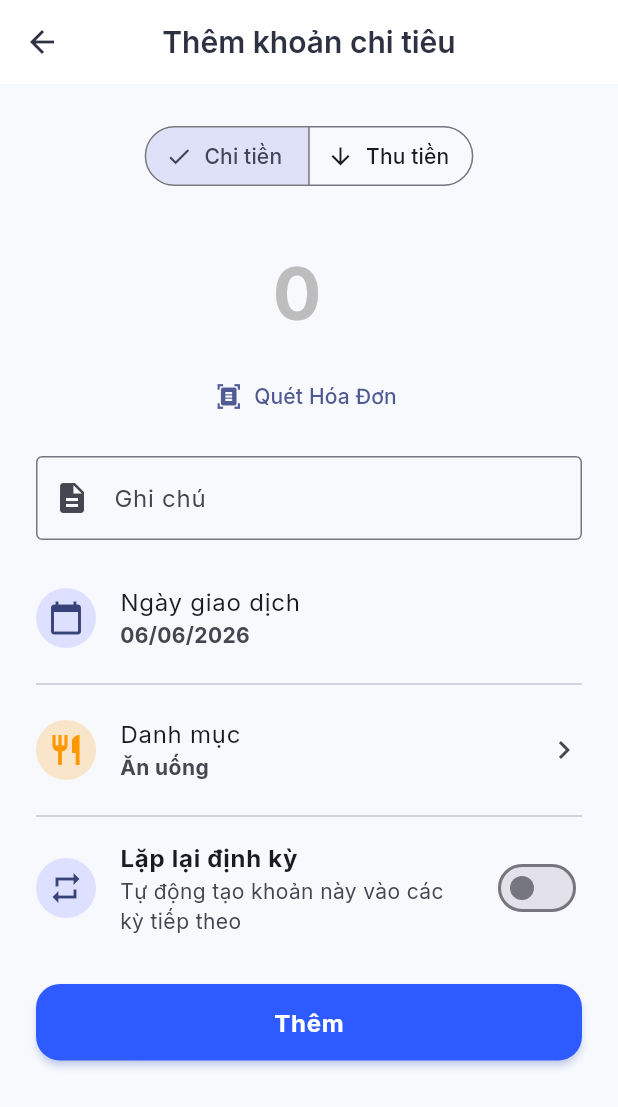
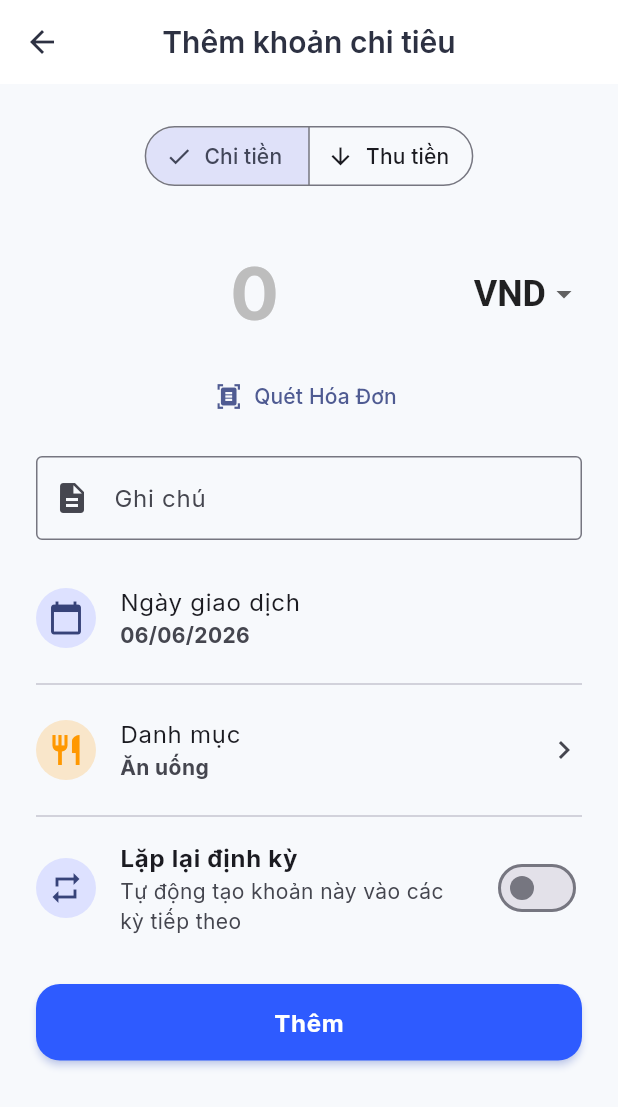
Before and after one commit to Johnyyd/QuanLyChiTieu, a Flutter app: the GroupDetailScreen screen opened directly with empty values, after a tap on "Thêm chi tiêu", on a phone screen of 412 x 824 dp. Shown: the top 1107 px of the screen. Run offline on Flutter 3.47's test engine with Material 3 defaults, Android fonts, the phone set to English and light mode, and no system bars; our stand-ins replace cloud_firestore, csv, firebase_auth, firebase_core, fl_chart, flutter_animate and 14 more; missing offline and left inert: google_mlkit_text_recognition, home_widget, mobile_scanner, notification_listener_service; accounts and stored records are empty; network calls fail.

Commit message:
feat: implement multi-currency support for expenses and add global theme persistence provider

```diff
--- a/lib/features/expenses/models/expense_model.dart
+++ b/lib/features/expenses/models/expense_model.dart
@@ -4,13 +4,18 @@ class Expense {
   final String id;
   final String groupId;
   final String description;
-  final double amount;
+  final double amount; // Số tiền thực tế (VND)
   final String category;
   final String paidBy; // Người trả tiền (hoặc người trả nợ trong Settle Up)
   final String? toUserId; // Người nhận nợ (chỉ dùng cho Settle Up)
   final DateTime date;
   final String type; // 'expense' hoặc 'settlement'
   final bool isConfirmed;
+
+  // Đa tiền tệ
+  final String currency; // 'VND', 'USD', 'EUR', 'JPY'...
+  final double? originalAmount; // Số tiền nguyên tệ
+  final double exchangeRate; // Tỉ giá so với VND
 
   Expense({
     required this.id,
@@ -23,6 +28,9 @@ class Expense {
     required this.date,
     this.type = 'expense',
     this.isConfirmed = true,
+    this.currency = 'VND',
+    this.originalAmount,
+    this.exchangeRate = 1.0,
   });
 
   Expense copyWith({
@@ -36,6 +44,9 @@ class Expense {
     DateTime? date,
     String? type,
     bool? isConfirmed,
+    String? currency,
+    double? originalAmount,
+    double? exchangeRate,
   }) {
     return Expense(
       id: id ?? this.id,
@@ -48,6 +59,9 @@ class Expense {
       date: date ?? this.date,
       type: type ?? this.type,
       isConfirmed: isConfirmed ?? this.isConfirmed,
+      currency: currency ?? this.currency,
+      originalAmount: originalAmount ?? this.originalAmount,
+      exchangeRate: exchangeRate ?? this.exchangeRate,
     );
   }
 
@@ -63,6 +77,9 @@ class Expense {
       date: data['date'] != null ? (data['date'] as Timestamp).toDate() : DateTime.now(),
       type: data['type'] ?? 'expense',
       isConfirmed: data['isConfirmed'] ?? true,
+      currency: data['currency'] ?? 'VND',
+      originalAmount: data['originalAmount'] != null ? (data['originalAmount']).toDouble() : null,
+      exchangeRate: data['exchangeRate'] != null ? (data['exchangeRate']).toDouble() : 1.0,
     );
   }
 
@@ -77,6 +94,9 @@ class Expense {
       'date': Timestamp.fromDate(date),
       'type': type,
       'isConfirmed': isConfirmed,
+      'currency': currency,
+      'originalAmount': originalAmount,
+      'exchangeRate': exchangeRate,
     };
   }
 }
--- a/lib/features/expenses/screens/add_expense_screen.dart
+++ b/lib/features/expenses/screens/add_expense_screen.dart
@@ -30,6 +30,14 @@ class _AddExpenseScreenState extends ConsumerState<AddExpenseScreen> {
   DateTime _selectedDate = DateTime.now();
   bool _isRecurring = false;
   Frequency _frequency = Frequency.monthly;
+
+  String _selectedCurrency = 'VND';
+  static const Map<String, double> _exchangeRates = {
+    'VND': 1.0,
+    'USD': 25400.0,
+    'EUR': 27500.0,
+    'JPY': 165.0,
+  };
 
   @override
   void dispose() {
@@ -64,14 +72,16 @@ class _AddExpenseScreenState extends ConsumerState<AddExpenseScreen> {
               ),
             ),
             const SizedBox(height: 24),
-            TextField(
+            Row(
+              mainAxisAlignment: MainAxisAlignment.center,
+              children: [
+                Expanded(
+                  child: TextField(
                     controller: _amountController,
                     decoration: InputDecoration(
                       border: InputBorder.none,
                       hintText: '0',
                       hintStyle: TextStyle(fontSize: 48, color: Colors.grey.shade400),
-                suffixText: 'đ',
-                suffixStyle: const TextStyle(fontSize: 24, fontWeight: FontWeight.bold),
                     ),
                     style: TextStyle(
                       fontSize: 48,
@@ -80,6 +90,38 @@ class _AddExpenseScreenState extends ConsumerState<AddExpenseScreen> {
                     ),
                     textAlign: TextAlign.center,
                     keyboardType: TextInputType.number,
+                    onChanged: (val) => setState(() {}),
+                  ),
+                ),
+                DropdownButton<String>(
+                  value: _selectedCurrency,
+                  underline: const SizedBox(),
+                  style: const TextStyle(fontSize: 24, fontWeight: FontWeight.bold, color: Colors.black87),
+                  items: _exchangeRates.keys.map((String currency) {
+                    return DropdownMenuItem<String>(
+                      value: currency,
+                      child: Text(currency),
+                    );
+                  }).toList(),
+                  onChanged: (String? newValue) {
+                    if (newValue != null) {
+                      setState(() {
+                        _selectedCurrency = newValue;
+                      });
+                    }
+                  },
+                ),
+              ],
+            ),
+            if (_selectedCurrency != 'VND')
+              Center(
+                child: Padding(
+                  padding: const EdgeInsets.only(top: 8.0),
+                  child: Text(
+                    '≈ ${NumberFormat.currency(locale: 'vi_VN', symbol: 'VND').format((double.tryParse(_amountController.text) ?? 0) * _exchangeRates[_selectedCurrency]!)}',
+                    style: const TextStyle(fontSize: 16, color: Colors.grey, fontStyle: FontStyle.italic),
+                  ),
+                ),
               ),
             Center(
               child: TextButton.icon(
@@ -185,13 +227,16 @@ class _AddExpenseScreenState extends ConsumerState<AddExpenseScreen> {
                 final amountText = _amountController.text.trim();
                 if (description.isEmpty || amountText.isEmpty) return;
 
-                final amount = double.tryParse(amountText);
-                if (amount == null || amount <= 0) {
+                final inputAmount = double.tryParse(amountText);
+                if (inputAmount == null || inputAmount <= 0) {
                   ScaffoldMessenger.of(context).showSnackBar(
                     const SnackBar(content: Text('Số tiền không hợp lệ')),
                   );
                   return;
                 }
+
+                final exchangeRate = _exchangeRates[_selectedCurrency] ?? 1.0;
+                final amountInVND = inputAmount * exchangeRate;
 
                 final user = ref.read(authStateProvider).value;
                 if (user != null) {
@@ -219,7 +264,7 @@ class _AddExpenseScreenState extends ConsumerState<AddExpenseScreen> {
                         id: '',
                         groupId: widget.groupId,
                         description: description,
-                        amount: amount,
+                        amount: amountInVND,
                         category: _selectedCategory,
                         paidBy: user.uid,
                         frequency: _frequency,
@@ -233,11 +278,14 @@ class _AddExpenseScreenState extends ConsumerState<AddExpenseScreen> {
                         id: '',
                         groupId: widget.groupId,
                         description: description,
-                        amount: amount,
+                        amount: amountInVND,
                         category: _selectedCategory,
                         paidBy: user.uid,
                         date: _selectedDate,
                         type: _transactionType,
+                        currency: _selectedCurrency,
+                        originalAmount: _selectedCurrency != 'VND' ? inputAmount : null,
+                        exchangeRate: exchangeRate,
                       );
                       await ref.read(expenseServiceProvider).addExpense(expense);
 
@@ -246,11 +294,14 @@ class _AddExpenseScreenState extends ConsumerState<AddExpenseScreen> {
                         id: '', // Will be generated by Firestore
                         groupId: widget.groupId,
                         description: description,
-                        amount: amount,
+                        amount: amountInVND,
                         category: _selectedCategory,
                         paidBy: user.uid,
                         date: _selectedDate,
                         type: _transactionType,
+                        currency: _selectedCurrency,
+                        originalAmount: _selectedCurrency != 'VND' ? inputAmount : null,
+                        exchangeRate: exchangeRate,
                       );
                       await ref.read(expenseServiceProvider).addExpense(expense);
                     }
--- a/lib/features/groups/screens/group_detail_screen.dart
+++ b/lib/features/groups/screens/group_detail_screen.dart
@@ -4,6 +4,7 @@ import 'package:flutter_riverpod/flutter_riverpod.dart';
 import 'package:intl/intl.dart';
 import 'package:qr_flutter/qr_flutter.dart';
 import 'package:fl_chart/fl_chart.dart';
+import 'package:share_plus/share_plus.dart';
 import '../../groups/models/group_model.dart';
 import '../../expenses/providers/expenses_provider.dart';
 import '../../expenses/screens/add_expense_screen.dart';
@@ -78,110 +79,15 @@ class _GroupDetailScreenState extends ConsumerState<GroupDetailScreen> {
                 centerTitle: true,
                 backgroundColor: Theme.of(context).colorScheme.primary,
                 iconTheme: const IconThemeData(color: Colors.white),
-
-                flexibleSpace: FlexibleSpaceBar(
-                  background: Container(
-                    decoration: BoxDecoration(
-                      gradient: LinearGradient(
-                        colors: [Theme.of(context).colorScheme.primary, Theme.of(context).colorScheme.primary.withValues(alpha: 0.7)],
-                        begin: Alignment.topLeft,
-                        end: Alignment.bottomRight,
-                      ),
-                    ),
-                    child: SafeArea(
-                      child: Padding(
-                        padding: const EdgeInsets.only(top: 40, left: 16, right: 16),
-                        child: Column(
-                          mainAxisAlignment: MainAxisAlignment.center,
-                          children: [
-                            Container(
-                              padding: const EdgeInsets.all(16),
-                              decoration: BoxDecoration(
-                                color: Colors.white.withValues(alpha: 0.2), // Glassmorphism
-                                borderRadius: BorderRadius.circular(16),
-                                border: Border.all(color: Colors.white.withValues(alpha: 0.3)),
-                                boxShadow: [
-                                  BoxShadow(
-                                    color: Colors.black.withValues(alpha: 0.1),
-                                    blurRadius: 10,
-                                    offset: const Offset(0, 5),
-                                  ),
-                                ],
-                              ),
-                              child: Row(
-                                mainAxisAlignment: MainAxisAlignment.spaceAround,
-                                children: [
-                                  Column(
-                                    mainAxisSize: MainAxisSize.min,
-                                    children: [
-                                      const Text('Bạn cần trả', style: TextStyle(color: Colors.white70, fontSize: 12)),
-                                      const SizedBox(height: 4),
-                                      Text(
-                                        currencyFormat.format(youOwe),
-                                        style: const TextStyle(color: Colors.white, fontWeight: FontWeight.bold, fontSize: 18),
-                                      ),
-                                    ],
-                                  ),
-                                  Container(width: 1, height: 40, color: Colors.white.withValues(alpha: 0.3)),
-                                  Column(
-                                    mainAxisSize: MainAxisSize.min,
-                                    children: [
-                                      const Text('Bạn sẽ nhận', style: TextStyle(color: Colors.white70, fontSize: 12)),
-                                      const SizedBox(height: 4),
-                                      Text(
-                                        currencyFormat.format(youAreOwed),
-                                        style: const TextStyle(color: Colors.white, fontWeight: FontWeight.bold, fontSize: 18),
-                                      ),
-                                    ],
-                                  ),
-                                ],
-                              ),
-                            ),
-                            if (group.budget != null) ...[
-                              const SizedBox(height: 16),
-                              Column(
-                                crossAxisAlignment: CrossAxisAlignment.start,
-                                children: [
-                                  Row(
-                                    mainAxisAlignment: MainAxisAlignment.spaceBetween,
-                                    children: [
-                                      const Text('Ngân sách nhóm:', style: TextStyle(color: Colors.white70, fontSize: 12)),
-                                      Text(
-                                        '${currencyFormat.format(totalExpense)} / ${currencyFormat.format(group.budget)}',
-                                        style: const TextStyle(color: Colors.white, fontSize: 12, fontWeight: FontWeight.bold),
-                                      ),
-                                    ],
-                                  ),
-                                  const SizedBox(height: 8),
-                                  ClipRRect(
-                                    borderRadius: BorderRadius.circular(8),
-                                    child: LinearProgressIndicator(
-                                      value: (totalExpense / group.budget!).clamp(0.0, 1.0),
-                                      backgroundColor: Colors.white.withValues(alpha: 0.2),
-                                      valueColor: AlwaysStoppedAnimation<Color>(
-                                        totalExpense > group.budget! ? Theme.of(context).colorScheme.error : Colors.greenAccent,
-                                      ),
-                                      minHeight: 8,
-                                    ),
-                                  ),
-                                  if (totalExpense > group.budget!)
-                                    Padding(
-                                      padding: const EdgeInsets.only(top: 4),
-                                      child: Text(
-                                        'Đã vượt ngân sách!',
-                                        style: TextStyle(color: Theme.of(context).colorScheme.error, fontSize: 11, fontWeight: FontWeight.bold),
-                                      ),
-                                    ),
-                                ],
-                              ),
-                            ],
-                          ],
-                        ),
-                      ),
-                    ),
+                actions: [
+                  IconButton(
+                    icon: const Icon(Icons.share),
+                    tooltip: 'Chia sẻ mã nhóm',
+                    onPressed: () {
+                      Share.share('Tham gia nhóm quản lý chi tiêu "${group.name}" bằng mã: ${group.id}\n'
+                          'Tải app tại: https://example.com/download');
+                    },
                   ),
-                ),
-                actions: [
                   PopupMenuButton<String>(
                     onSelected: (value) async {
                       if (value == 'recurring') {
@@ -321,8 +227,112 @@ class _GroupDetailScreenState extends ConsumerState<GroupDetailScreen> {
                         ),
                       );
                     },
+                    tooltip: 'Thông tin nhóm',
                   ),
                 ],
+
+                flexibleSpace: FlexibleSpaceBar(
+                  background: Container(
+                    decoration: BoxDecoration(
+                      gradient: LinearGradient(
+                        colors: [Theme.of(context).colorScheme.primary, Theme.of(context).colorScheme.primary.withValues(alpha: 0.7)],
+                        begin: Alignment.topLeft,
+                        end: Alignment.bottomRight,
+                      ),
+                    ),
+                    child: SafeArea(
+                      child: Padding(
+                        padding: const EdgeInsets.only(top: 40, left: 16, right: 16),
+                        child: Column(
+                          mainAxisAlignment: MainAxisAlignment.center,
+                          children: [
+                            Container(
+                              padding: const EdgeInsets.all(16),
+                              decoration: BoxDecoration(
+                                color: Colors.white.withValues(alpha: 0.2), // Glassmorphism
+                                borderRadius: BorderRadius.circular(16),
+                                border: Border.all(color: Colors.white.withValues(alpha: 0.3)),
+                                boxShadow: [
+                                  BoxShadow(
+                                    color: Colors.black.withValues(alpha: 0.1),
+                                    blurRadius: 10,
+                                    offset: const Offset(0, 5),
+                                  ),
+                                ],
+                              ),
+                              child: Row(
+                                mainAxisAlignment: MainAxisAlignment.spaceAround,
+                                children: [
+                                  Column(
+                                    mainAxisSize: MainAxisSize.min,
+                                    children: [
+                                      const Text('Bạn cần trả', style: TextStyle(color: Colors.white70, fontSize: 12)),
+                                      const SizedBox(height: 4),
+                                      Text(
+                                        currencyFormat.format(youOwe),
+                                        style: const TextStyle(color: Colors.white, fontWeight: FontWeight.bold, fontSize: 18),
+                                      ),
+                                    ],
+                                  ),
+                                  Container(width: 1, height: 40, color: Colors.white.withValues(alpha: 0.3)),
+                                  Column(
+                                    mainAxisSize: MainAxisSize.min,
+                                    children: [
+                                      const Text('Bạn sẽ nhận', style: TextStyle(color: Colors.white70, fontSize: 12)),
+                                      const SizedBox(height: 4),
+                                      Text(
+                                        currencyFormat.format(youAreOwed),
+                                        style: const TextStyle(color: Colors.white, fontWeight: FontWeight.bold, fontSize: 18),
+                                      ),
+                                    ],
+                                  ),
+                                ],
+                              ),
+                            ),
+                            if (group.budget != null) ...[
+                              const SizedBox(height: 16),
+                              Column(
+                                crossAxisAlignment: CrossAxisAlignment.start,
+                                children: [
+                                  Row(
+                                    mainAxisAlignment: MainAxisAlignment.spaceBetween,
+                                    children: [
+                                      const Text('Ngân sách nhóm:', style: TextStyle(color: Colors.white70, fontSize: 12)),
+                                      Text(
+                                        '${currencyFormat.format(totalExpense)} / ${currencyFormat.format(group.budget)}',
+                                        style: const TextStyle(color: Colors.white, fontSize: 12, fontWeight: FontWeight.bold),
+                                      ),
+                                    ],
+                                  ),
+                                  const SizedBox(height: 8),
+                                  ClipRRect(
+                                    borderRadius: BorderRadius.circular(8),
+                                    child: LinearProgressIndicator(
+                                      value: (totalExpense / group.budget!).clamp(0.0, 1.0),
+                                      backgroundColor: Colors.white.withValues(alpha: 0.2),
+                                      valueColor: AlwaysStoppedAnimation<Color>(
+                                        totalExpense > group.budget! ? Theme.of(context).colorScheme.error : Colors.greenAccent,
+                                      ),
+                                      minHeight: 8,
+                                    ),
+                                  ),
+                                  if (totalExpense > group.budget!)
+                                    Padding(
+                                      padding: const EdgeInsets.only(top: 4),
+                                      child: Text(
+                                        'Đã vượt ngân sách!',
+                                        style: TextStyle(color: Theme.of(context).colorScheme.error, fontSize: 11, fontWeight: FontWeight.bold),
+                                      ),
+                                    ),
+                                ],
+                              ),
+                            ],
+                          ],
+                        ),
+                      ),
+                    ),
+                  ),
+                ),
               ),
               if (expenses.isEmpty)
                 SliverFillRemaining(
```
Also changed, not shown: lib/core/providers/theme_provider.dart (added, +44 -0 lines), lib/core/widgets/transaction_list.dart (+12 -1 lines), lib/features/savings/screens/savings_screen.dart (+9 -7 lines), lib/features/settlement/screens/settlement_screen.dart (+29 -1 lines). Lines whose indentation alone changed are shown as unchanged.
